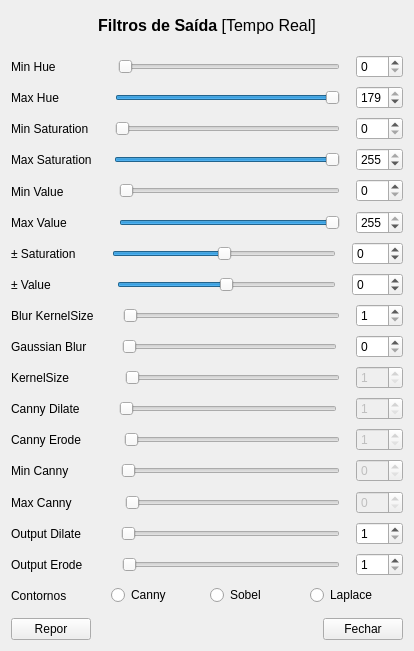
Old version of the form ui/filters.ui in the repository 8JP8/Projeto1_ESAN-UA_2023-2024.
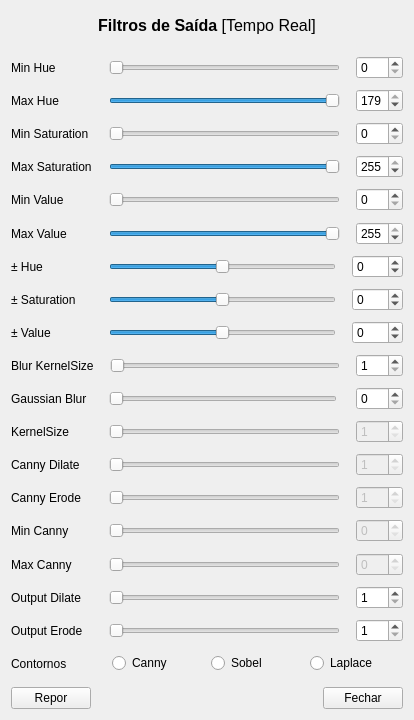
New version of the form. Icons and pictures are not drawn.

Commit message: Bug Fixes Some Filter Addons Increased Overall Stability

What changed in the file:
```diff
--- a/ui/filters.ui
+++ b/ui/filters.ui
@@ -7,7 +7,7 @@
     <x>0</x>
     <y>0</y>
     <width>414</width>
-    <height>651</height>
+    <height>720</height>
    </rect>
   </property>
   <property name="minimumSize">
@@ -100,8 +100,14 @@
          <verstretch>0</verstretch>
         </sizepolicy>
        </property>
+       <property name="minimumSize">
+        <size>
+         <width>82</width>
+         <height>0</height>
+        </size>
+       </property>
        <property name="text">
-        <string>Min Hue     ⠀      </string>
+        <string>Min Hue</string>
        </property>
        <property name="scaledContents">
         <bool>false</bool>
@@ -193,8 +199,14 @@
          <verstretch>0</verstretch>
         </sizepolicy>
        </property>
+       <property name="minimumSize">
+        <size>
+         <width>82</width>
+         <height>0</height>
+        </size>
+       </property>
        <property name="text">
-        <string>Max Hue            </string>
+        <string>Max Hue</string>
        </property>
       </widget>
      </item>
@@ -283,8 +295,14 @@
          <verstretch>0</verstretch>
         </sizepolicy>
        </property>
+       <property name="minimumSize">
+        <size>
+         <width>82</width>
+         <height>0</height>
+        </size>
+       </property>
        <property name="text">
-        <string>Min Saturation   </string>
+        <string>Min Saturation</string>
        </property>
       </widget>
      </item>
@@ -373,8 +391,14 @@
          <verstretch>0</verstretch>
         </sizepolicy>
        </property>
+       <property name="minimumSize">
+        <size>
+         <width>82</width>
+         <height>0</height>
+        </size>
+       </property>
        <property name="text">
-        <string>Max Saturation   </string>
+        <string>Max Saturation</string>
        </property>
       </widget>
      </item>
@@ -463,8 +487,14 @@
          <verstretch>0</verstretch>
         </sizepolicy>
        </property>
+       <property name="minimumSize">
+        <size>
+         <width>82</width>
+         <height>0</height>
+        </size>
+       </property>
        <property name="text">
-        <string>Min Value   ⠀      </string>
+        <string>Min Value</string>
        </property>
       </widget>
      </item>
@@ -550,8 +580,14 @@
          <verstretch>0</verstretch>
         </sizepolicy>
        </property>
+       <property name="minimumSize">
+        <size>
+         <width>82</width>
+         <height>0</height>
+        </size>
+       </property>
        <property name="text">
-        <string>Max Value    ⠀    </string>
+        <string>Max Value</string>
        </property>
       </widget>
      </item>
@@ -630,6 +666,102 @@
      </item>
     </layout>
    </item>
+   <item>
+    <layout class="QHBoxLayout" name="horizontalLayout_10">
+     <item>
+      <widget class="QLabel" name="hueaddsub_lb">
+       <property name="sizePolicy">
+        <sizepolicy hsizetype="Preferred" vsizetype="Expanding">
+         <horstretch>0</horstretch>
+         <verstretch>0</verstretch>
+        </sizepolicy>
+       </property>
+       <property name="minimumSize">
+        <size>
+         <width>82</width>
+         <height>0</height>
+        </size>
+       </property>
+       <property name="text">
+        <string>± Hue</string>
+       </property>
+      </widget>
+     </item>
+     <item>
+      <spacer name="horizontalSpacer_37">
+       <property name="orientation">
+        <enum>Qt::Horizontal</enum>
+       </property>
+       <property name="sizeType">
+        <enum>QSizePolicy::Preferred</enum>
+       </property>
+       <property name="sizeHint" stdset="0">
+        <size>
+         <width>10</width>
+         <height>20</height>
+        </size>
+       </property>
+      </spacer>
+     </item>
+     <item>
+      <widget class="QSlider" name="hueaddsub_slider">
+       <property name="minimum">
+        <number>-179</number>
+       </property>
+       <property name="maximum">
+        <number>179</number>
+       </property>
+       <property name="value">
+        <number>0</number>
+       </property>
+       <property name="orientation">
+        <enum>Qt::Horizontal</enum>
+       </property>
+      </widget>
+     </item>
+     <item>
+      <spacer name="horizontalSpacer_38">
+       <property name="orientation">
+        <enum>Qt::Horizontal</enum>
+       </property>
+       <property name="sizeType">
+        <enum>QSizePolicy::Preferred</enum>
+       </property>
+       <property name="sizeHint" stdset="0">
+        <size>
+         <width>10</width>
+         <height>20</height>
+        </size>
+       </property>
+      </spacer>
+     </item>
+     <item>
+      <widget class="QSpinBox" name="hueaddsub_spinbox">
+       <property name="sizePolicy">
+        <sizepolicy hsizetype="Preferred" vsizetype="Fixed">
+         <horstretch>0</horstretch>
+         <verstretch>0</verstretch>
+        </sizepolicy>
+       </property>
+       <property name="minimumSize">
+        <size>
+         <width>47</width>
+         <height>0</height>
+        </size>
+       </property>
+       <property name="inputMethodHints">
+        <set>Qt::ImhDigitsOnly</set>
+       </property>
+       <property name="minimum">
+        <number>-179</number>
+       </property>
+       <property name="maximum">
+        <number>179</number>
+       </property>
+      </widget>
+     </item>
+    </layout>
+   </item>
    <item>
     <layout class="QHBoxLayout" name="horizontalLayout_7">
      <item>
@@ -640,8 +772,14 @@
          <verstretch>0</verstretch>
         </sizepolicy>
        </property>
+       <property name="minimumSize">
+        <size>
+         <width>82</width>
+         <height>0</height>
+        </size>
+       </property>
        <property name="text">
-        <string>± Saturation      </string>
+        <string>± Saturation</string>
        </property>
       </widget>
      </item>
@@ -730,8 +868,14 @@
          <verstretch>0</verstretch>
         </sizepolicy>
        </property>
+       <property name="minimumSize">
+        <size>
+         <width>82</width>
+         <height>0</height>
+        </size>
+       </property>
        <property name="text">
-        <string>± Value               </string>
+        <string>± Value</string>
        </property>
       </widget>
      </item>
@@ -820,8 +964,14 @@
          <verstretch>0</verstretch>
         </sizepolicy>
        </property>
+       <property name="minimumSize">
+        <size>
+         <width>82</width>
+         <height>0</height>
+        </size>
+       </property>
        <property name="text">
-        <string>Blur KernelSize    </string>
+        <string>Blur KernelSize</string>
        </property>
       </widget>
      </item>
@@ -925,8 +1075,14 @@
          <verstretch>0</verstretch>
         </sizepolicy>
        </property>
+       <property name="minimumSize">
+        <size>
+         <width>82</width>
+         <height>0</height>
+        </size>
+       </property>
        <property name="text">
-        <string>Gaussian Blur     </string>
+        <string>Gaussian Blur</string>
        </property>
       </widget>
      </item>
@@ -940,7 +1096,7 @@
        </property>
        <property name="sizeHint" stdset="0">
         <size>
-         <width>13</width>
+         <width>10</width>
          <height>20</height>
         </size>
        </property>
@@ -1021,8 +1177,14 @@
          <verstretch>0</verstretch>
         </sizepolicy>
        </property>
+       <property name="minimumSize">
+        <size>
+         <width>82</width>
+         <height>0</height>
+        </size>
+       </property>
        <property name="text">
-        <string>KernelSize            </string>
+        <string>KernelSize</string>
        </property>
       </widget>
      </item>
@@ -1120,8 +1282,14 @@
          <verstretch>0</verstretch>
         </sizepolicy>
        </property>
+       <property name="minimumSize">
+        <size>
+         <width>82</width>
+         <height>0</height>
+        </size>
+       </property>
        <property name="text">
-        <string>Canny Dilate      </string>
+        <string>Canny Dilate</string>
        </property>
       </widget>
      </item>
@@ -1135,7 +1303,7 @@
        </property>
        <property name="sizeHint" stdset="0">
         <size>
-         <width>13</width>
+         <width>10</width>
          <height>20</height>
         </size>
        </property>
@@ -1150,7 +1318,10 @@
         <number>1</number>
        </property>
        <property name="maximum">
-        <number>5</number>
+        <number>10</number>
+       </property>
+       <property name="pageStep">
+        <number>1</number>
        </property>
        <property name="value">
         <number>1</number>
@@ -1170,7 +1341,7 @@
        </property>
        <property name="sizeHint" stdset="0">
         <size>
-         <width>13</width>
+         <width>10</width>
          <height>20</height>
         </size>
        </property>
@@ -1200,7 +1371,7 @@
         <number>1</number>
        </property>
        <property name="maximum">
-        <number>5</number>
+        <number>10</number>
        </property>
       </widget>
      </item>
@@ -1216,8 +1387,14 @@
          <verstretch>0</verstretch>
         </sizepolicy>
        </property>
+       <property name="minimumSize">
+        <size>
+         <width>82</width>
+         <height>0</height>
+        </size>
+       </property>
        <property name="text">
-        <string>Canny Erode        </string>
+        <string>Canny Erode</string>
        </property>
       </widget>
      </item>
@@ -1246,7 +1423,10 @@
         <number>1</number>
        </property>
        <property name="maximum">
-        <number>5</number>
+        <number>10</number>
+       </property>
+       <property name="pageStep">
+        <number>1</number>
        </property>
        <property name="value">
         <number>1</number>
@@ -1296,7 +1476,7 @@
         <number>1</number>
        </property>
        <property name="maximum">
-        <number>5</number>
+        <number>10</number>
        </property>
       </widget>
      </item>
@@ -1312,8 +1492,14 @@
          <verstretch>0</verstretch>
         </sizepolicy>
        </property>
+       <property name="minimumSize">
+        <size>
+         <width>82</width>
+         <height>0</height>
+        </size>
+       </property>
        <property name="text">
-        <string>Min Canny           </string>
+        <string>Min Canny</string>
        </property>
       </widget>
      </item>
@@ -1408,8 +1594,14 @@
          <verstretch>0</verstretch>
         </sizepolicy>
        </property>
+       <property name="minimumSize">
+        <size>
+         <width>82</width>
+         <height>0</height>
+        </size>
+       </property>
        <property name="text">
-        <string>Max Canny           </string>
+        <string>Max Canny</string>
        </property>
       </widget>
      </item>
@@ -1504,8 +1696,14 @@
          <verstretch>0</verstretch>
         </sizepolicy>
        </property>
+       <property name="minimumSize">
+        <size>
+         <width>82</width>
+         <height>0</height>
+        </size>
+       </property>
        <property name="text">
-        <string>Output Dilate       </string>
+        <string>Output Dilate</string>
        </property>
       </widget>
      </item>
@@ -1534,7 +1732,10 @@
         <number>1</number>
        </property>
        <property name="maximum">
-        <number>5</number>
+        <number>10</number>
+       </property>
+       <property name="pageStep">
+        <number>1</number>
        </property>
        <property name="value">
         <number>1</number>
@@ -1584,7 +1785,7 @@
         <number>1</number>
        </property>
        <property name="maximum">
-        <number>5</number>
+        <number>10</number>
        </property>
       </widget>
      </item>
@@ -1600,8 +1801,14 @@
          <verstretch>0</verstretch>
         </sizepolicy>
        </property>
+       <property name="minimumSize">
+        <size>
+         <width>82</width>
+         <height>0</height>
+        </size>
+       </property>
        <property name="text">
-        <string>Output Erode       </string>
+        <string>Output Erode</string>
        </property>
       </widget>
      </item>
@@ -1630,7 +1837,10 @@
         <number>1</number>
        </property>
        <property name="maximum">
-        <number>5</number>
+        <number>10</number>
+       </property>
+       <property name="pageStep">
+        <number>1</number>
        </property>
        <property name="value">
         <number>1</number>
@@ -1680,7 +1890,7 @@
         <number>1</number>
        </property>
        <property name="maximum">
-        <number>5</number>
+        <number>10</number>
        </property>
       </widget>
      </item>
@@ -1711,7 +1921,7 @@
        </property>
        <property name="sizeHint" stdset="0">
         <size>
-         <width>13</width>
+         <width>15</width>
          <height>20</height>
         </size>
        </property>
```
Left out of the diff: 4 changed lines with no effect on the pictures. The commit also changes 17 other files.
